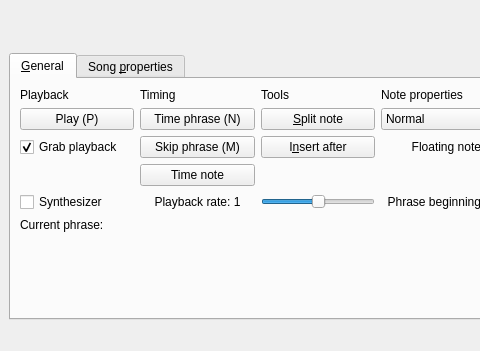
Before: the Qt Designer form ui/editor.ui in performous/composer, drawn with Qt 5; both pictures show x 0 to 480 and y 249 to 600 of the 800 by 600 pixel window.
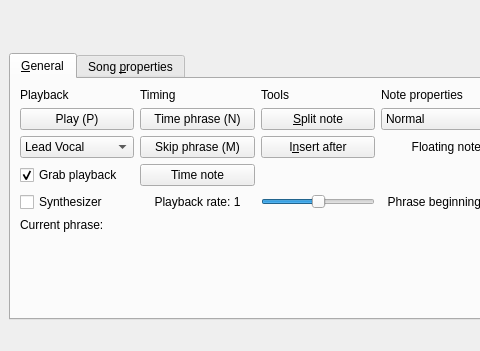
After: the same form once the commit is applied.

Commit message: you can now swap between tracks, only thing left is to save them!

```diff
--- a/ui/editor.ui
+++ b/ui/editor.ui
@@ -131,19 +131,6 @@
           </property>
          </widget>
         </item>
-        <item row="2" column="0">
-         <widget class="QCheckBox" name="chkGrabSeekHandle">
-          <property name="toolTip">
-           <string>Make sure the playback cursor is always visible</string>
-          </property>
-          <property name="text">
-           <string>Grab playback</string>
-          </property>
-          <property name="checked">
-           <bool>true</bool>
-          </property>
-         </widget>
-        </item>
         <item row="2" column="1">
          <widget class="QPushButton" name="cmdSkipSentence">
           <property name="toolTip">
@@ -320,6 +307,42 @@
           </property>
          </widget>
         </item>
+        <item row="3" column="0">
+         <widget class="QCheckBox" name="chkGrabSeekHandle">
+          <property name="toolTip">
+           <string>Make sure the playback cursor is always visible</string>
+          </property>
+          <property name="text">
+           <string>Grab playback</string>
+          </property>
+          <property name="checked">
+           <bool>true</bool>
+          </property>
+         </widget>
+        </item>
+        <item row="2" column="0">
+         <widget class="QComboBox" name="comboBoxTrack">
+          <property name="toolTip">
+           <string>Active Track</string>
+          </property>
+          <property name="currentText">
+           <string>Lead Vocal</string>
+          </property>
+          <property name="currentIndex">
+           <number>0</number>
+          </property>
+          <item>
+           <property name="text">
+            <string>Lead Vocal</string>
+           </property>
+          </item>
+          <item>
+           <property name="text">
+            <string>Duet P2</string>
+           </property>
+          </item>
+         </widget>
+        </item>
        </layout>
       </widget>
       <widget class="QWidget" name="tabSong">
```
Left out of the diff: 10 changed lines with no effect on the pictures. The commit also changes 2 other files.
